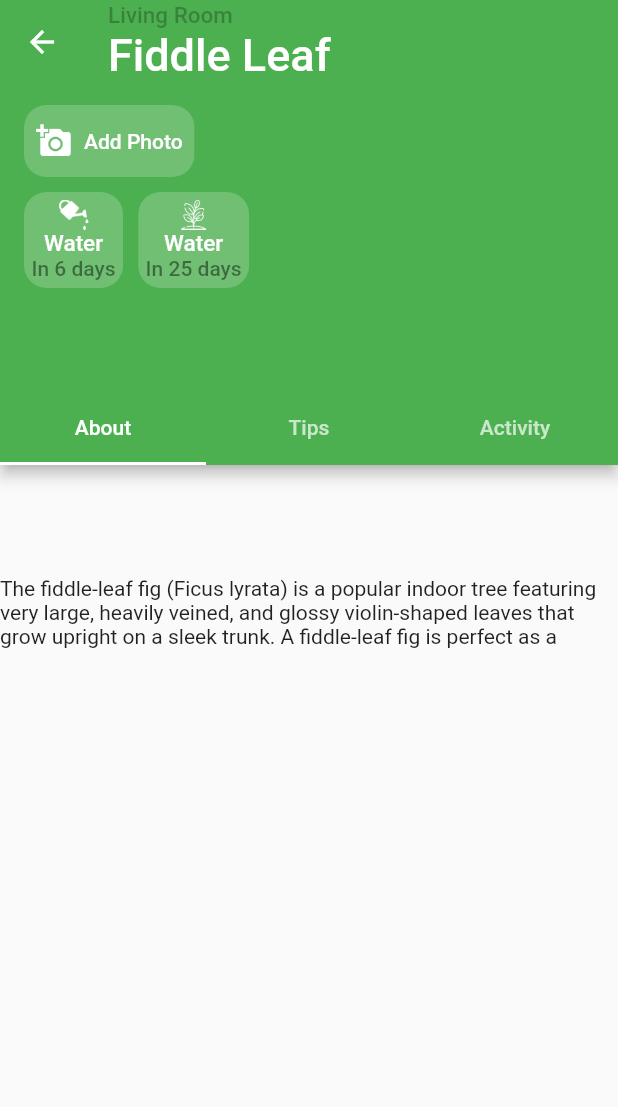
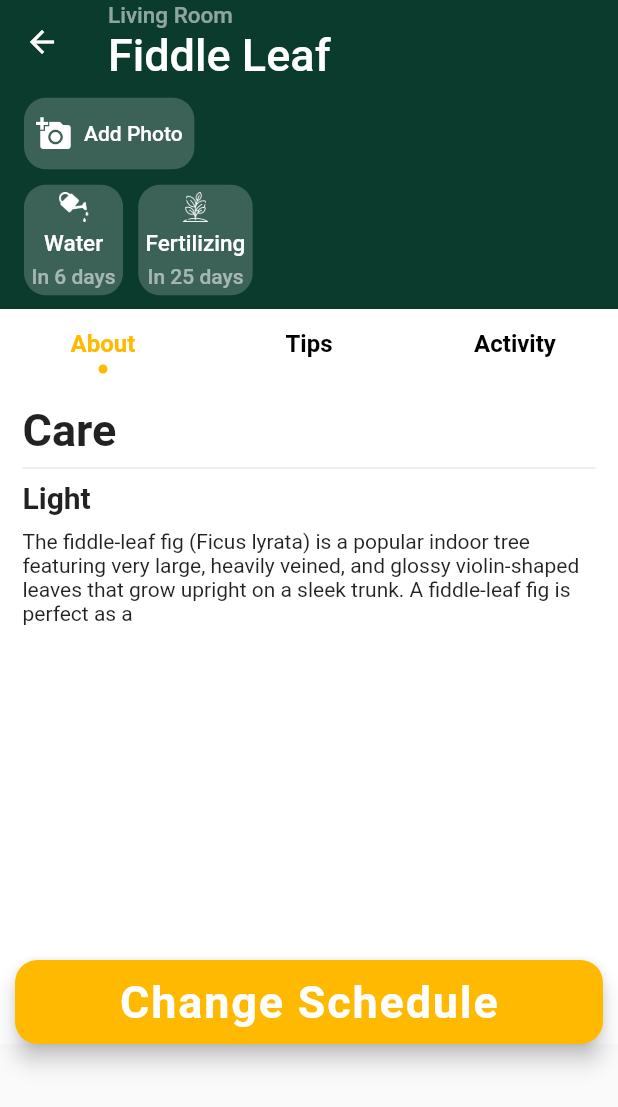
Before and after one commit to AlexSavinien/test_flutter_mpp, a Flutter app: the screen it shows after launch, after a tap on "Fiddle Leaf", on a phone screen of 412 x 824 dp. Shown: the top 1107 px of the screen. Run offline on Flutter 3.47's test engine with Material 2 defaults, Android fonts, the phone set to English and light mode, and no system bars; our stand-ins replace tab_indicator_styler; Roboto replaces fonts that are missing (Philosopher).

Commit message:
Second commit

```diff
--- a/lib/main.dart
+++ b/lib/main.dart
@@ -1,6 +1,5 @@
 import 'package:flutter/material.dart';
 import 'package:mpp_test/screens/product_detail_screen.dart';
-import 'package:mpp_test/widgets/products_list.dart';
 import 'screens/main_screen.dart';
 
 void main() {
@@ -16,7 +15,11 @@ class MyApp extends StatelessWidget {
     return MaterialApp(
         title: 'Flutter Demo',
         theme: ThemeData(
-          primarySwatch: Colors.green,
+          colorScheme: ThemeData().colorScheme.copyWith(
+                primary: Color.fromRGBO(11, 59, 45, 1),
+                secondary: Color.fromRGBO(255, 185, 0, 1),
+                background: Colors.white,
+              ),
           fontFamily: 'Philosopher',
         ),
         home: MainScreen(),
--- a/lib/screens/main_screen.dart
+++ b/lib/screens/main_screen.dart
@@ -1,7 +1,7 @@
 import 'package:intl/intl.dart';
 import 'package:flutter/material.dart';
 import 'package:mpp_test/models/plant.dart';
-
+import 'package:tab_indicator_styler/tab_indicator_styler.dart';
 import '../widgets/products_list.dart';
 
 class MainScreen extends StatefulWidget {
@@ -11,30 +11,30 @@ class MainScreen extends StatefulWidget {
   State<MainScreen> createState() => _MainScreenState();
 }
 
-class _MainScreenState extends State<MainScreen> with TickerProviderStateMixin {
+class _MainScreenState extends State<MainScreen> {
   ///MAIN SCREEN Tabs ->
   ///   {Top} / Outdoor / Indoor
-  late TabController _tabController;
-  void initState() {
-    super.initState();
-    _tabController = TabController(
-      length: _tabs.length,
-      vsync: this,
-      initialIndex: 1,
-    );
-  }
 
-  List<Tab> _tabs = <Tab>[
+  TabBar get _tabBar => TabBar(
+        tabs: [
           Tab(text: 'Top'),
           Tab(text: 'Outdoor'),
           Tab(text: 'Indoor'),
-  ];
-
-  List<String> _textsTabs = [
-    'Top',
-    'Outdoor',
-    'Indoor',
-  ];
+        ],
+        labelStyle: TextStyle(
+          fontSize: 18,
+          fontWeight: FontWeight.w500,
+        ),
+        labelColor: Colors.black,
+        splashBorderRadius: BorderRadius.circular(15),
+        indicator: RectangularIndicator(
+          color: Colors.white,
+          bottomLeftRadius: 20,
+          bottomRightRadius: 20,
+          topLeftRadius: 20,
+          topRightRadius: 20,
+        ),
+      );
 
   /// DUMMY DATA
   List<Plant> _plants = [
@@ -70,33 +70,71 @@ class _MainScreenState extends State<MainScreen> with TickerProviderStateMixin {
 
   @override
   Widget build(BuildContext context) {
-    return Scaffold(
+    return DefaultTabController(
+      length: 3,
+      child: Scaffold(
+        backgroundColor: Colors.white70,
         appBar: AppBar(
+          elevation: 0,
+          backgroundColor: Colors.white70,
+          toolbarHeight: 100,
           title: Column(
             crossAxisAlignment: CrossAxisAlignment.start,
             children: [
               Text(
                 '${DateFormat.MMMd().format(DateTime.now())}',
+                style: TextStyle(
+                  color: Colors.black26,
+                ),
+              ),
+              SizedBox(
+                height: 10,
               ),
               Text(
                 'Top Picks',
-              style: TextStyle(fontSize: 30),
+                style: TextStyle(
+                  fontSize: 30,
+                  color: Colors.black,
+                  fontWeight: FontWeight.bold,
+                ),
               ),
             ],
           ),
-        bottom: TabBar(
-          tabs: _tabs,
-          controller: _tabController,
+          bottom: PreferredSize(
+            preferredSize: _tabBar.preferredSize,
+            child: Padding(
+              padding: const EdgeInsets.all(8.0),
+              child: Material(
+                borderRadius: BorderRadius.circular(20),
+                color: Colors.grey[400],
+                child: Padding(
+                  padding: const EdgeInsets.all(5.0),
+                  child: _tabBar,
                 ),
+              ),
+            ),
+          ),
+          actionsIconTheme: IconThemeData().copyWith(size: 40),
           actions: [
-          IconButton(
+            Container(
+              decoration: BoxDecoration(
+                color: Colors.white,
+                borderRadius: BorderRadius.circular(15),
+              ),
+              margin: EdgeInsets.symmetric(vertical: 10, horizontal: 20),
+              child: IconButton(
                 onPressed: () {},
-            icon: Icon(Icons.apps_rounded),
+                icon: Icon(
+                  Icons.apps_rounded,
+                  color: Colors.black,
+                ),
+              ),
             )
           ],
         ),
-      body: TabBarView(
-        controller: _tabController,
+        body: Container(
+          color: Colors.white70,
+          child: TabBarView(
             children: [
               ProductsList(
                 plants: _plants.where((element) => element.isTop).toList(),
@@ -109,6 +147,8 @@ class _MainScreenState extends State<MainScreen> with TickerProviderStateMixin {
               ),
             ],
           ),
+        ),
+      ),
     );
   }
 }
--- a/lib/screens/product_detail_screen.dart
+++ b/lib/screens/product_detail_screen.dart
@@ -16,7 +16,7 @@ class ProductDetailScreen extends StatelessWidget {
           children: [
             Text(
               plant.localization,
-              style: TextStyle(fontSize: 15, color: Colors.black26),
+              style: TextStyle(fontSize: 15, color: Colors.white54),
             ),
             Text(
               plant.title,
--- a/lib/widgets/product_app_bar.dart
+++ b/lib/widgets/product_app_bar.dart
@@ -1,5 +1,5 @@
 import 'package:flutter/material.dart';
-
+import 'package:tab_indicator_styler/tab_indicator_styler.dart';
 import '../models/plant.dart';
 
 class ProductAppBar extends StatelessWidget {
@@ -10,7 +10,7 @@ class ProductAppBar extends StatelessWidget {
 
   final Plant plant;
 
-  List<Tab> myTabs = <Tab>[
+  final List<Tab> myTabs = <Tab>[
     Tab(
       text: 'About',
     ),
@@ -70,6 +70,7 @@ class ProductAppBar extends StatelessWidget {
                               fit: BoxFit.cover,
                             ),
                           ),
+                          SizedBox(height: 5),
                           Text(
                             'Water',
                             style: TextStyle(
@@ -77,10 +78,11 @@ class ProductAppBar extends StatelessWidget {
                               fontSize: 15,
                             ),
                           ),
+                          SizedBox(height: 5),
                           Text(
                             'In ${plant.water} days',
                             style: TextStyle(
-                              color: Colors.black45,
+                              color: Colors.white54,
                               fontSize: 14,
                             ),
                           ),
@@ -105,17 +107,19 @@ class ProductAppBar extends StatelessWidget {
                               fit: BoxFit.cover,
                             ),
                           ),
+                          SizedBox(height: 5),
                           Text(
-                            'Water',
+                            'Fertilizing',
                             style: TextStyle(
                               color: Colors.white,
                               fontSize: 15,
                             ),
                           ),
+                          SizedBox(height: 5),
                           Text(
                             'In ${plant.fertilizing} days',
                             style: TextStyle(
-                              color: Colors.black45,
+                              color: Colors.white54,
                               fontSize: 14,
                             ),
                           ),
@@ -138,22 +142,86 @@ class ProductAppBar extends StatelessWidget {
                         topRight: Radius.circular(15),
                       ),
                     ),
-                    height: 300,
+                    height: 490,
                     child: DefaultTabController(
                       length: 3,
                       child: Scaffold(
+                        floatingActionButton: Container(
+                          padding: EdgeInsets.symmetric(horizontal: 10),
+                          width: double.infinity,
+                          child: FloatingActionButton(
+                            onPressed: () {},
+                            shape: RoundedRectangleBorder(
+                              borderRadius: BorderRadius.all(
+                                Radius.circular(15.0),
+                              ),
+                            ),
+                            child: Padding(
+                              padding: const EdgeInsets.all(8.0),
+                              child: Text(
+                                'Change Schedule',
+                                style: TextStyle(
+                                  fontSize: 30,
+                                  fontWeight: FontWeight.bold,
+                                ),
+                              ),
+                            ),
+                          ),
+                        ),
+                        floatingActionButtonLocation:
+                            FloatingActionButtonLocation.centerDocked,
+                        backgroundColor: Colors.white,
                         appBar: AppBar(
+                          elevation: 0,
+                          backgroundColor: Colors.white,
+                          toolbarHeight: 0,
                           automaticallyImplyLeading: false,
                           bottom: TabBar(
                             tabs: myTabs,
+                            indicator: DotIndicator(
+                              color: Theme.of(context).colorScheme.secondary,
+                              distanceFromCenter: 16,
+                              radius: 3,
+                              paintingStyle: PaintingStyle.fill,
+                            ),
+                            unselectedLabelColor: Colors.black,
+                            labelColor: Theme.of(context).colorScheme.secondary,
+                            labelStyle: TextStyle(
+                              fontWeight: FontWeight.bold,
+                              fontSize: 16,
+                            ),
                           ),
                         ),
                         body: TabBarView(children: [
                           Tab(
-                            child: Text(plant.description.substring(0, 200)),
+                            child: Padding(
+                              padding: const EdgeInsets.all(15.0),
+                              child: Column(
+                                crossAxisAlignment: CrossAxisAlignment.start,
+                                children: [
+                                  Text(
+                                    'Care',
+                                    style: TextStyle(
+                                      fontSize: 30,
+                                      fontWeight: FontWeight.bold,
+                                    ),
+                                  ),
+                                  Divider(),
+                                  Text(
+                                    'Light',
+                                    style: TextStyle(
+                                      fontSize: 20,
+                                      fontWeight: FontWeight.bold,
+                                    ),
+                                  ),
+                                  SizedBox(height: 10),
+                                  Text(plant.description.substring(0, 200)),
+                                ],
+                              ),
+                            ),
                           ),
                           Tab(
-                            child: Text(plant.description.substring(200, 400)),
+                            child: Text(plant.description.substring(200, 500)),
                           ),
                           Tab(
                             child: Text(plant.description.substring(400)),
--- a/lib/widgets/products_list.dart
+++ b/lib/widgets/products_list.dart
@@ -1,6 +1,5 @@
 import 'package:flutter/material.dart';
 import 'package:mpp_test/models/plant.dart';
-import 'package:mpp_test/screens/product_detail_screen.dart';
 
 /// List that display all products with specified filtering
 /// Input : List<Plant>
@@ -28,13 +27,14 @@ class ProductsList extends StatelessWidget {
           margin: EdgeInsets.all(10),
           height: 400,
           child: Material(
+            color: Colors.white70,
             elevation: 5,
             borderRadius: BorderRadius.all(
               Radius.circular(radius),
             ),
             child: Container(
               decoration: BoxDecoration(
-                color: Theme.of(context).primaryColor,
+                color: Theme.of(context).colorScheme.primary,
                 borderRadius: BorderRadius.all(
                   Radius.circular(radius),
                 ),
@@ -43,6 +43,7 @@ class ProductsList extends StatelessWidget {
                 children: [
                   Container(
                     decoration: BoxDecoration(
+                      // color: Colors.white70,
                       image: DecorationImage(
                         image: AssetImage('assets/images/plant.png'),
                       ),
@@ -50,6 +51,7 @@ class ProductsList extends StatelessWidget {
                   ),
                   Container(
                     padding: EdgeInsets.all(20),
+                    // color: Colors.white70,
                     child: Column(
                       crossAxisAlignment: CrossAxisAlignment.start,
                       children: [
@@ -78,7 +80,7 @@ class ProductsList extends StatelessWidget {
                       height: 100,
                       width: 100,
                       decoration: BoxDecoration(
-                        color: Colors.lightGreen,
+                        color: Color.fromRGBO(105, 147, 112, 1),
                         borderRadius: BorderRadius.only(
                           topLeft: Radius.circular(radius),
                           bottomRight: Radius.circular(radius),
--- a/pubspec.yaml
+++ b/pubspec.yaml
@@ -39,6 +39,8 @@ dev_dependencies:
   flutter_test:
     sdk: flutter
   intl: ^0.17.0
+
+  tab_indicator_styler: ^2.0.0
 
   # The "flutter_lints" package below contains a set of recommended lints to
   # encourage good coding practices. The lint set provided by the package is
```
Also changed, not shown: pubspec.lock. Lines whose indentation alone changed are shown as unchanged.
